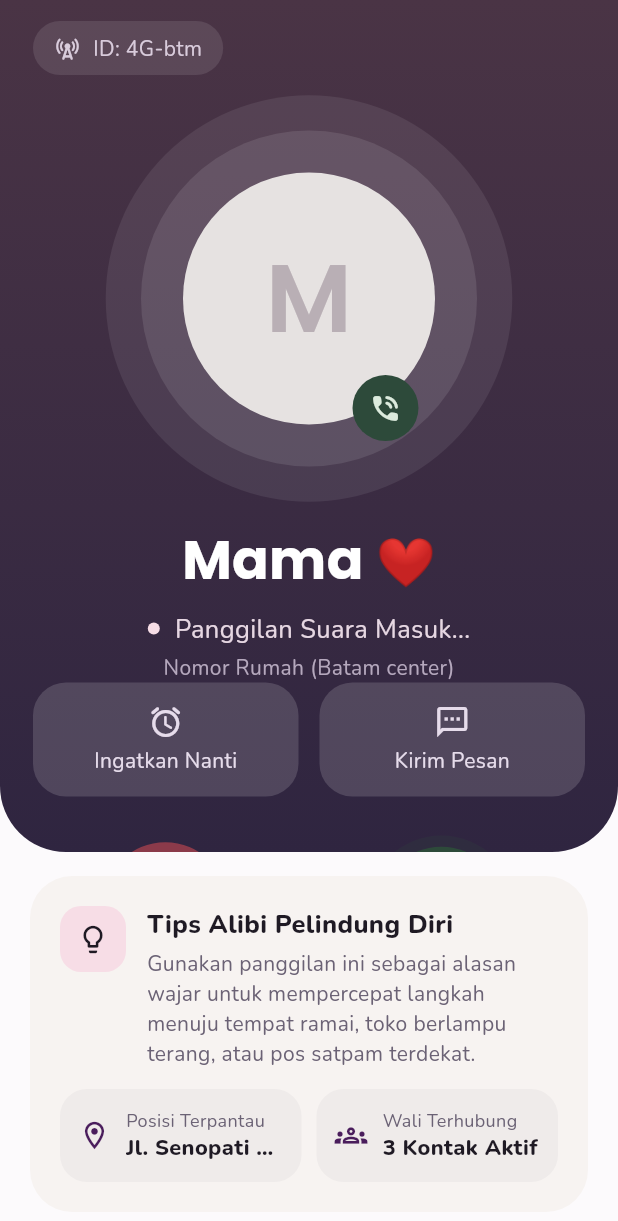
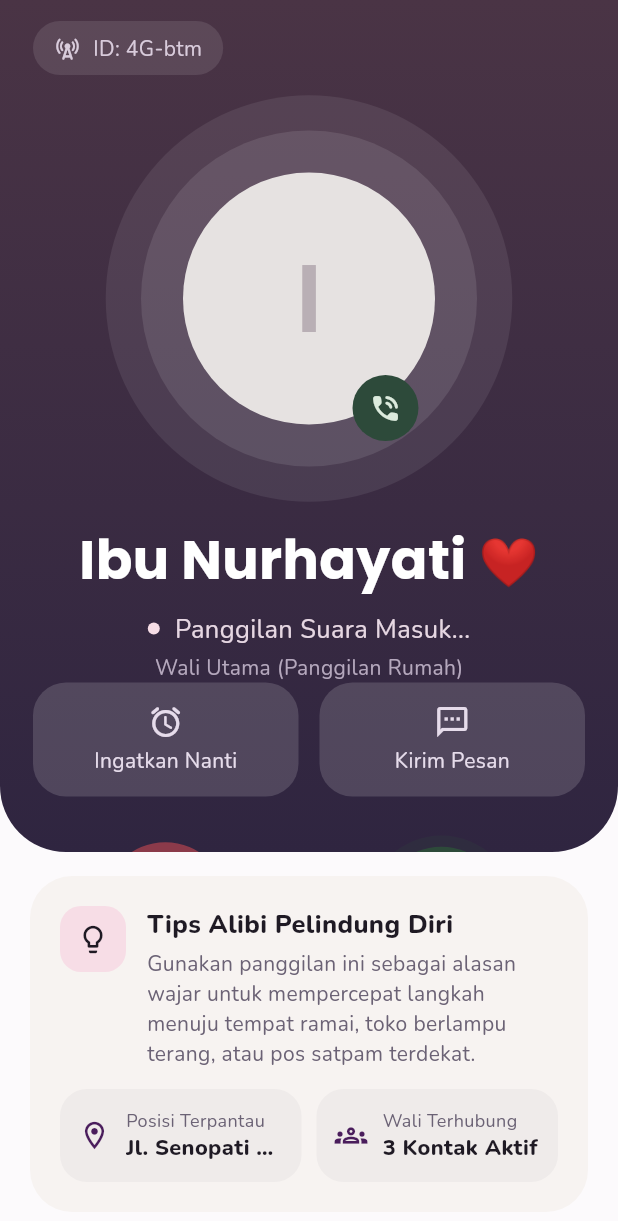
Before and after one commit to LuluKhaira/AmanJalan_Mobiledev, a Flutter app: the HomeScreen screen opened directly, scrolled down 161 dp, after a tap on "1 TAP", on a phone screen of 412 x 824 dp. Shown: the top 1221 px of the screen. Run offline on Flutter 3.47's test engine with Material 3 defaults, Android fonts, the phone set to English and light mode, and no system bars; our stand-ins replace google_fonts, shared_preferences; accounts and stored records are empty; network calls fail.

Commit message:
refactor(trip): sinkronisasi data kontak guardian dan hapus kartu sos di tab perjalanan

```diff
--- a/lib/features/emergency/emergency_screen.dart
+++ b/lib/features/emergency/emergency_screen.dart
@@ -33,7 +33,7 @@ class EmergencyScreen extends StatefulWidget {
     this.coordinates = '1.129° N, 104.053° E',
     this.accuracy = '±4m',
     this.recipients = const [
-      EmergencyRecipient('Ibu (Kontak Utama)', '+62 812-3456-7890'),
+      EmergencyRecipient('Ibu Nurhayati (Wali Utama)', '+62 812-3456-7890'),
       EmergencyRecipient('Layanan Polisi Terpadu', 'Panggilan 110'),
     ],
   });
--- a/lib/features/fake_call/fake_call_screen.dart
+++ b/lib/features/fake_call/fake_call_screen.dart
@@ -37,10 +37,10 @@ class FakeCallScreen extends StatefulWidget {
 
   const FakeCallScreen({
     super.key,
-    this.callerName = 'Mama',
+    this.callerName = 'Ibu Nurhayati',
     this.callerEmoji = '❤️',
-    this.callerLabel = 'Nomor Rumah (Batam center)',
-    this.callerNumber = '0812-9843-XXXX',
+    this.callerLabel = 'Wali Utama (Panggilan Rumah)',
+    this.callerNumber = '+62 812-3456-7890',
     this.location = 'Jl. Senopati Raya',
     this.guardianCount = 3,
     this.scenarioTitle = 'Dijemput di Depan Gang',
--- a/lib/features/home/active_trip_screen.dart
+++ b/lib/features/home/active_trip_screen.dart
@@ -64,10 +64,10 @@ class _ActiveTripScreenState extends State<ActiveTripScreen> {
       MaterialPageRoute(
         fullscreenDialog: true,
         builder: (_) => const FakeCallScreen(
-          callerName: 'Mama',
+          callerName: 'Ibu Nurhayati',
           guardianCount: 3,
           emergencyRecipients: [
-            EmergencyRecipient('Ibu (Kontak Utama)', '+62 812-3456-7890'),
+            EmergencyRecipient('Ibu Nurhayati (Wali Utama)', '+62 812-3456-7890'),
             EmergencyRecipient('Layanan Polisi Terpadu', 'Panggilan 110'),
           ],
         ),
@@ -236,11 +236,11 @@ class _ActiveTripScreenState extends State<ActiveTripScreen> {
                   const SizedBox(height: 12),
                   Row(
                     children: [
-                      _buildGuardianChip('Mama', 'MENONTON', const Color(0xFFF4E6F0)),
+                      _buildGuardianChip('Ibu Nurhayati', 'MENONTON', const Color(0xFFF4E6F0)),
                       const SizedBox(width: 8),
-                      _buildGuardianChip('Ayah', 'AKTIF', const Color(0xFFE6F0F4)),
+                      _buildGuardianChip('Dinda Permata', 'AKTIF', const Color(0xFFE6F0F4)),
                       const SizedBox(width: 8),
-                      _buildGuardianChip('Dinda', 'AKTIF', const Color(0xFFF0F4E6)),
+                      _buildGuardianChip('Salsabila Rahma', 'AKTIF', const Color(0xFFF0F4E6)),
                     ],
                   ),
                   const SizedBox(height: 24),
--- a/lib/features/home/home_screen.dart
+++ b/lib/features/home/home_screen.dart
@@ -65,20 +65,20 @@ class _HomeScreenState extends State<HomeScreen> {
   // List Guardian
   final List<_Guardian> _guardiansList = [
     const _Guardian(
-      name: 'Mama',
-      relation: 'Ibu',
+      name: 'Ibu Nurhayati',
+      relation: 'Wali Utama',
       phone: '+62 812-3456-7890',
       color: Color(0xFFF4E6F0),
     ),
     const _Guardian(
-      name: 'Nadia',
-      relation: 'Sahabat',
+      name: 'Dinda Permata',
+      relation: 'Teman Sekos',
       phone: '+62 813-1111-2222',
       color: Color(0xFFE6F0F4),
     ),
     const _Guardian(
-      name: 'Kakak',
-      relation: 'Keluarga',
+      name: 'Salsabila Rahma',
+      relation: 'Teman Kos',
       phone: '+62 857-3333-4444',
       color: Color(0xFFF0F4E6),
     ),
@@ -143,7 +143,7 @@ class _HomeScreenState extends State<HomeScreen> {
       MaterialPageRoute(
         fullscreenDialog: true,
         builder: (_) => FakeCallScreen(
-          callerName: caller?.name ?? 'Mama',
+          callerName: caller?.name ?? 'Ibu Nurhayati',
           guardianCount: _guardiansList.length,
           emergencyRecipients: _emergencyRecipients,
         ),
--- a/lib/features/home/manage_guardian_screen.dart
+++ b/lib/features/home/manage_guardian_screen.dart
@@ -9,9 +9,9 @@ class ManageGuardianScreen extends StatelessWidget {
   Widget build(BuildContext context) {
     // Data dummy untuk tampilan
     final guardians = [
-      {'name': 'Mama', 'relation': 'Ibu', 'phone': '+62 812-3456-7890'},
-      {'name': 'Nadia', 'relation': 'Sahabat', 'phone': '+62 813-1111-2222'},
-      {'name': 'Kakak', 'relation': 'Keluarga', 'phone': '+62 857-3333-4444'},
+      {'name': 'Ibu Nurhayati', 'relation': 'Wali Utama', 'phone': '+62 812-3456-7890'},
+      {'name': 'Dinda Permata', 'relation': 'Teman Sekos', 'phone': '+62 813-1111-2222'},
+      {'name': 'Salsabila Rahma', 'relation': 'Teman Kos', 'phone': '+62 857-3333-4444'},
     ];
 
     return Scaffold(
--- a/lib/features/home/perjalanan_tab.dart
+++ b/lib/features/home/perjalanan_tab.dart
@@ -197,8 +197,6 @@ class _MonitoringView extends StatelessWidget {
           const _MotherCard(),
           const SizedBox(height: 18),
           const _TukarProteksiCard(),
-          const SizedBox(height: 18),
-          _HelpSosCard(onOpenEmergency: onOpenEmergency),
         ],
       ),
     );
@@ -662,66 +660,6 @@ class _WhiteBtn extends StatelessWidget {
   }
 }
 
-class _HelpSosCard extends StatelessWidget {
-  final VoidCallback? onOpenEmergency;
-  const _HelpSosCard({this.onOpenEmergency});
-
-  @override
-  Widget build(BuildContext context) {
-    return AjCard(
-      padding: const EdgeInsets.all(14),
-      child: Row(
-        children: [
-          Container(
-            width: 46,
-            height: 46,
-            alignment: Alignment.center,
-            decoration: const BoxDecoration(color: Aj.sosSoft, shape: BoxShape.circle),
-            child: Text('SOS', style: Aj.h(12.5, color: Aj.sos, w: FontWeight.w800)),
-          ),
-          const SizedBox(width: 12),
-          Expanded(
-            child: Column(
-              crossAxisAlignment: CrossAxisAlignment.start,
-              children: [
-                Text('Butuh Bantuan Mendesak?', style: Aj.h(13.5)),
-                Text('Kirim sinyal SOS ke semua guardian & 112', style: Aj.b(12, color: Aj.muted, height: 1.25)),
-              ],
-            ),
-          ),
-          const SizedBox(width: 8),
-          FilledButton(
-            onPressed: onOpenEmergency ?? () => showDialog<void>(
-              context: context,
-              builder: (ctx) => AlertDialog(
-                shape: RoundedRectangleBorder(borderRadius: BorderRadius.circular(24)),
-                title: Text('Kirim SOS sekarang?', style: Aj.h(17)),
-                content: Text('Lokasi live Anda akan dikirim ke semua guardian dan 112.', style: Aj.b(13.5, color: Aj.muted)),
-                actions: [
-                  TextButton(onPressed: () => Navigator.pop(ctx), child: Text('Batal', style: Aj.b(14, color: Aj.muted, w: FontWeight.w800))),
-                  FilledButton(
-                    style: FilledButton.styleFrom(backgroundColor: Aj.sos),
-                    onPressed: () {
-                      Navigator.pop(ctx);
-                      ajSnack(context, 'SOS terkirim ke semua guardian & 112 (simulasi)', icon: Icons.sos_rounded);
-                    },
-                    child: Text('Kirim SOS', style: Aj.b(14, color: Colors.white, w: FontWeight.w800)),
-                  ),
-                ],
-              ),
-            ),
-            style: FilledButton.styleFrom(
-              backgroundColor: Aj.sos,
-              minimumSize: const Size(72, 46),
-              shape: RoundedRectangleBorder(borderRadius: BorderRadius.circular(14)),
-            ),
-            child: Text('SOS', style: Aj.h(13.5, color: Colors.white, w: FontWeight.w800)),
-          ),
-        ],
-      ),
-    );
-  }
-}
 
 // ─────────────────────────────────────────────────────────────
 // MODE 2 — SAYA BERJALAN
@@ -1038,8 +976,6 @@ class _WalkingViewState extends State<_WalkingView> {
                   );
                 },
               ),
-              const SizedBox(height: 16),
-              SosHoldCard(onTrigger: widget.onOpenEmergency),
             ],
           ),
         );
```
Also changed, not shown: lib/features/home/aj_data.dart (+6 -1 lines).
